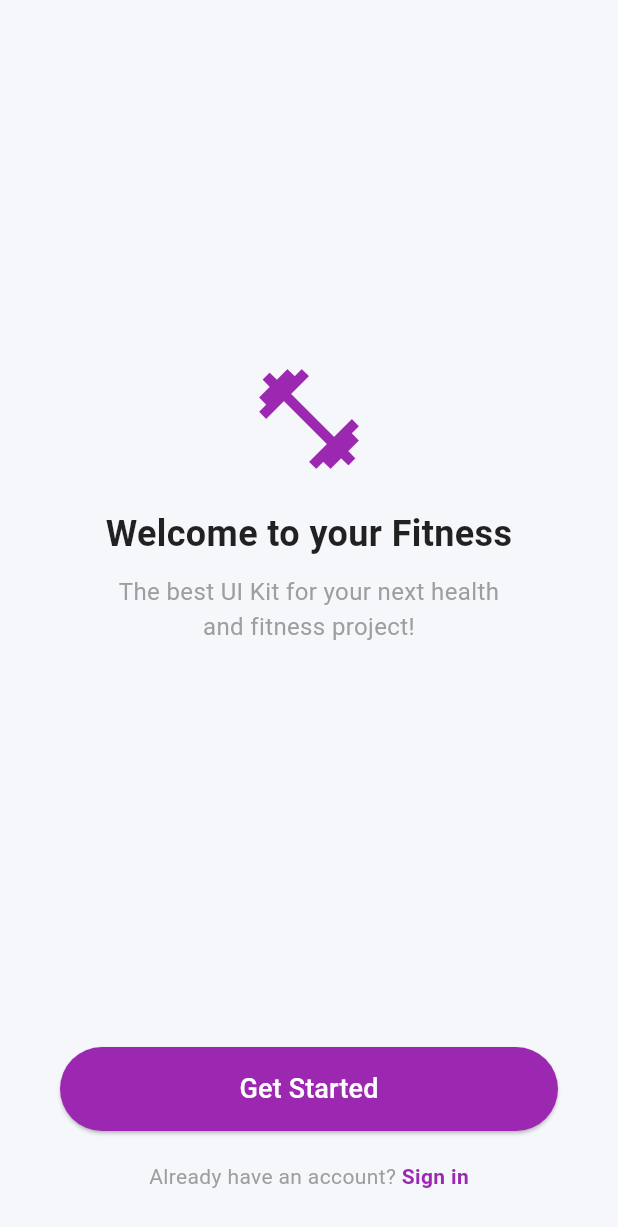
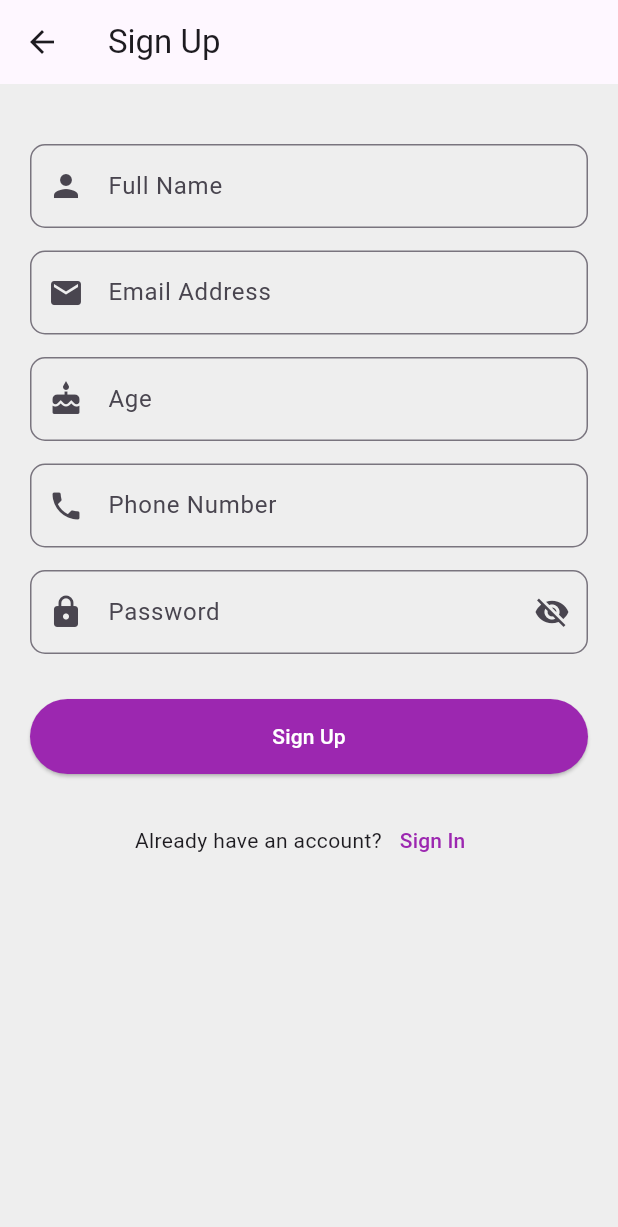
Before and after one commit to Fitness-145/fitness_app, a Flutter app: the screen it shows after launch, after a tap on "Get Started", on a phone screen of 412 x 824 dp. Shown: the top 1227 px of the screen. Run offline on Flutter 3.47's test engine with Material 3 defaults, Android fonts, the phone set to English and light mode, and no system bars.

Commit message:
signup page added

```diff
--- /dev/null
+++ b/lib/user/screens/signuppage.dart
@@ -0,0 +1,226 @@
+import 'package:fitness_app/user/screens/loginscreen.dart';
+import 'package:flutter/material.dart';
+
+class SignupScreen extends StatefulWidget {
+  @override
+  _SignupScreenState createState() => _SignupScreenState();
+}
+
+class _SignupScreenState extends State<SignupScreen> {
+  final _formKey = GlobalKey<FormState>();
+  final _nameController = TextEditingController();
+  final _emailController = TextEditingController();
+  final _ageController = TextEditingController();
+  final _phoneController = TextEditingController();
+  final _passwordController = TextEditingController();
+  bool _isPasswordVisible = false;
+
+  @override
+  void dispose() {
+    _nameController.dispose();
+    _emailController.dispose();
+    _ageController.dispose();
+    _phoneController.dispose();
+    _passwordController.dispose();
+    super.dispose();
+  }
+
+  // Validation functions
+  String? _validateName(String? value) {
+    if (value == null || value.isEmpty) {
+      return 'Please enter your name';
+    }
+    return null;
+  }
+
+  String? _validateEmail(String? value) {
+    if (value == null || value.isEmpty) {
+      return 'Please enter your email';
+    }
+    final emailRegex = RegExp(r'^[^@]+@[^@]+\.[^@]+');
+    if (!emailRegex.hasMatch(value)) {
+      return 'Enter a valid email';
+    }
+    return null;
+  }
+
+  String? _validateAge(String? value) {
+    if (value == null || value.isEmpty) {
+      return 'Please enter your age';
+    }
+    final age = int.tryParse(value);
+    if (age == null || age < 18) {
+      return 'Age must be 18 or above';
+    }
+    return null;
+  }
+
+  String? _validatePhone(String? value) {
+    if (value == null || value.isEmpty) {
+      return 'Please enter your phone number';
+    }
+    if (value.length != 10) {
+      return 'Phone number must be 10 digits';
+    }
+    return null;
+  }
+
+  String? _validatePassword(String? value) {
+    if (value == null || value.isEmpty) {
+      return 'Please enter your password';
+    }
+    if (value.length < 6) {
+      return 'Password must be at least 6 characters';
+    }
+    return null;
+  }
+
+  @override
+  Widget build(BuildContext context) {
+    return Scaffold(
+      backgroundColor: Colors.grey[200],
+      appBar: AppBar(
+        title: Text('Sign Up'),
+      ),
+      body: Padding(
+        padding: const EdgeInsets.symmetric(horizontal: 20),
+        child: Form(
+          key: _formKey,
+          child: ListView(
+            children: [
+              SizedBox(height: 40),
+
+              // Name TextField
+              TextFormField(
+                controller: _nameController,
+                decoration: InputDecoration(
+                  prefixIcon: Icon(Icons.person),
+                  hintText: 'Full Name',
+                  border: OutlineInputBorder(
+                    borderRadius: BorderRadius.circular(10),
+                  ),
+                ),
+                validator: _validateName,
+              ),
+              SizedBox(height: 15),
+
+              // Email TextField
+              TextFormField(
+                controller: _emailController,
+                decoration: InputDecoration(
+                  prefixIcon: Icon(Icons.email),
+                  hintText: 'Email Address',
+                  border: OutlineInputBorder(
+                    borderRadius: BorderRadius.circular(10),
+                  ),
+                ),
+                validator: _validateEmail,
+              ),
+              SizedBox(height: 15),
+
+              // Age TextField
+              TextFormField(
+                controller: _ageController,
+                decoration: InputDecoration(
+                  prefixIcon: Icon(Icons.cake),
+                  hintText: 'Age',
+                  border: OutlineInputBorder(
+                    borderRadius: BorderRadius.circular(10),
+                  ),
+                ),
+                keyboardType: TextInputType.number,
+                validator: _validateAge,
+              ),
+              SizedBox(height: 15),
+
+              // Phone Number TextField
+              TextFormField(
+                controller: _phoneController,
+                decoration: InputDecoration(
+                  prefixIcon: Icon(Icons.phone),
+                  hintText: 'Phone Number',
+                  border: OutlineInputBorder(
+                    borderRadius: BorderRadius.circular(10),
+                  ),
+                ),
+                keyboardType: TextInputType.phone,
+                validator: _validatePhone,
+              ),
+              SizedBox(height: 15),
+
+              // Password TextField with visibility toggle
+              TextFormField(
+                controller: _passwordController,
+                obscureText: !_isPasswordVisible,
+                decoration: InputDecoration(
+                  prefixIcon: Icon(Icons.lock),
+                  hintText: 'Password',
+                  border: OutlineInputBorder(
+                    borderRadius: BorderRadius.circular(10),
+                  ),
+                  suffixIcon: IconButton(
+                    icon: Icon(
+                      _isPasswordVisible ? Icons.visibility : Icons.visibility_off,
+                    ),
+                    onPressed: () {
+                      setState(() {
+                        _isPasswordVisible = !_isPasswordVisible;
+                      });
+                    },
+                  ),
+                ),
+                validator: _validatePassword,
+              ),
+              SizedBox(height: 30),
+
+              // Sign Up Button
+              ElevatedButton(
+                onPressed: () {
+                  if (_formKey.currentState!.validate()) {
+                    ScaffoldMessenger.of(context).showSnackBar(
+                      SnackBar(content: Text('Signing up...')),
+                    );
+                  }
+                },
+                style: ElevatedButton.styleFrom(
+                  backgroundColor: Colors.purple,
+                  padding: EdgeInsets.symmetric(horizontal: 100, vertical: 15),
+                  shape: RoundedRectangleBorder(
+                    borderRadius: BorderRadius.circular(30),
+                  ),
+                ),
+                child: Text(
+                  'Sign Up',
+                  style: TextStyle(color: Colors.white),
+                ),
+              ),
+              SizedBox(height: 20),
+
+              // Sign In Option
+              Row(
+                mainAxisAlignment: MainAxisAlignment.center,
+                children: [
+                  Text('Already have an account?'),
+                  TextButton(
+                    onPressed: () {
+                      Navigator.push(
+                        context,
+                        MaterialPageRoute(
+                          builder: (context) => LoginScreen(), // Replace with your login screen
+                        ),
+                      );
+                    },
+                    child: Text(
+                      'Sign In',
+                      style: TextStyle(color: Colors.purple),
+                    ),
+                  ),
+                ],
+              ),
+            ],
+          ),
+        ),
+      ),
+    );
+  }
+}
--- a/lib/user/screens/welcomscreen.dart
+++ b/lib/user/screens/welcomscreen.dart
@@ -1,4 +1,5 @@
-import 'package:fitness_app/user/screens/loginscreen.dart';
+
+import 'package:fitness_app/user/screens/signuppage.dart';
 import 'package:flutter/material.dart';
 
 
@@ -46,7 +47,9 @@ class WelcomeScreen extends StatelessWidget {
             Padding(
               padding: const EdgeInsets.symmetric(horizontal: 40),
               child: ElevatedButton(
-                onPressed: () {},
+                onPressed: () {
+                   Navigator.push(context, MaterialPageRoute(builder: (context) => SignupScreen(),));
+                },
                 style: ElevatedButton.styleFrom(
                   backgroundColor: Colors.purple,
                   shape: RoundedRectangleBorder(
@@ -64,29 +67,7 @@ class WelcomeScreen extends StatelessWidget {
             ),
             SizedBox(height: 20),
             // Sign In Link
-            Row(
-              mainAxisAlignment: MainAxisAlignment.center,
-              children: [
-                Text(
-                  "Already have an account? ",
-                  style: TextStyle(color: Colors.grey),
-                ),
-                GestureDetector(
-                  onTap: () {
-                    // Handle Sign In tap
-                    Navigator.push(context, MaterialPageRoute(builder: (context) => LoginScreen(),));
-                  },
-                  child: Text(
-                    "Sign in",
-                    style: TextStyle(
-                      color: Colors.purple,
-                      fontWeight: FontWeight.bold,
-                    ),
-                  ),
-                ),
-              ],
-            ),
-            SizedBox(height: 30),
+
           ],
         ),
       ),
```
